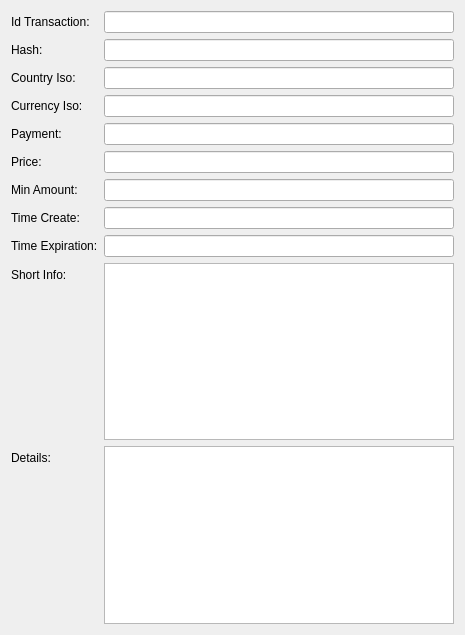
First picture: the form in src/qt/forms/offerdetails.ui, repository ivansib/sibcoin-old, before the edit.
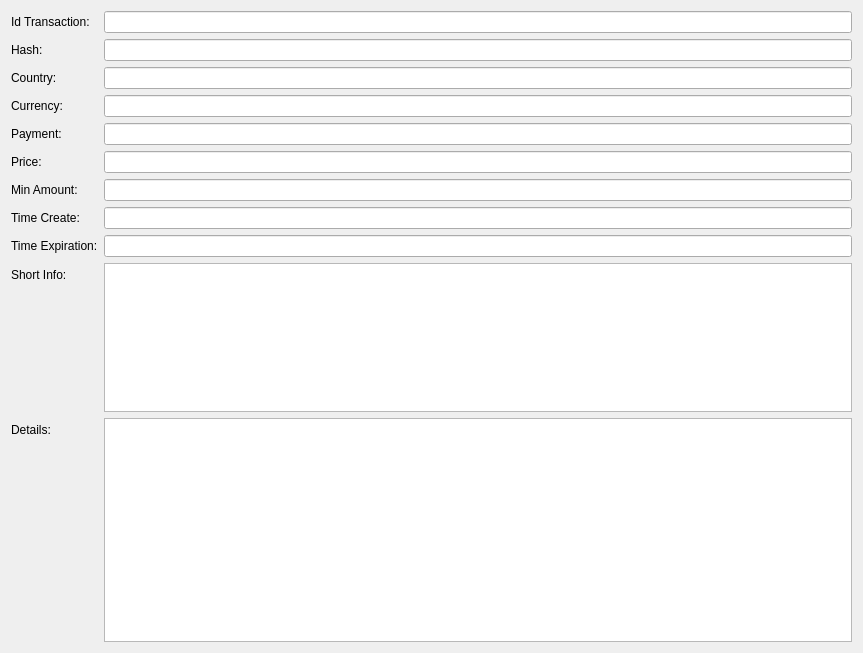
Second picture: the form after the edit.

```diff
--- a/src/qt/forms/offerdetails.ui
+++ b/src/qt/forms/offerdetails.ui
@@ -6,8 +6,8 @@
    <rect>
     <x>0</x>
     <y>0</y>
-    <width>465</width>
-    <height>635</height>
+    <width>863</width>
+    <height>653</height>
    </rect>
   </property>
   <property name="windowTitle">
@@ -22,7 +22,11 @@
     </widget>
    </item>
    <item row="0" column="1">
-    <widget class="QLineEdit" name="lEditId"/>
+    <widget class="QLineEdit" name="lEditId">
+     <property name="readOnly">
+      <bool>true</bool>
+     </property>
+    </widget>
    </item>
    <item row="1" column="0">
     <widget class="QLabel" name="label_2">
@@ -32,27 +36,39 @@
     </widget>
    </item>
    <item row="1" column="1">
-    <widget class="QLineEdit" name="lEditHash"/>
+    <widget class="QLineEdit" name="lEditHash">
+     <property name="readOnly">
+      <bool>true</bool>
+     </property>
+    </widget>
    </item>
    <item row="2" column="0">
     <widget class="QLabel" name="label_3">
      <property name="text">
-      <string>Country Iso:</string>
+      <string>Country:</string>
      </property>
     </widget>
    </item>
    <item row="2" column="1">
-    <widget class="QLineEdit" name="lEditCountry"/>
+    <widget class="QLineEdit" name="lEditCountry">
+     <property name="readOnly">
+      <bool>true</bool>
+     </property>
+    </widget>
    </item>
    <item row="3" column="0">
     <widget class="QLabel" name="label_4">
      <property name="text">
-      <string>Currency Iso:</string>
+      <string>Currency:</string>
      </property>
     </widget>
    </item>
    <item row="3" column="1">
-    <widget class="QLineEdit" name="lEditCurrency"/>
+    <widget class="QLineEdit" name="lEditCurrency">
+     <property name="readOnly">
+      <bool>true</bool>
+     </property>
+    </widget>
    </item>
    <item row="4" column="0">
     <widget class="QLabel" name="label_5">
@@ -62,7 +78,11 @@
     </widget>
    </item>
    <item row="4" column="1">
-    <widget class="QLineEdit" name="lEditPayment"/>
+    <widget class="QLineEdit" name="lEditPayment">
+     <property name="readOnly">
+      <bool>true</bool>
+     </property>
+    </widget>
    </item>
    <item row="5" column="0">
     <widget class="QLabel" name="label_6">
@@ -72,7 +92,11 @@
     </widget>
    </item>
    <item row="5" column="1">
-    <widget class="QLineEdit" name="lEditPrice"/>
+    <widget class="QLineEdit" name="lEditPrice">
+     <property name="readOnly">
+      <bool>true</bool>
+     </property>
+    </widget>
    </item>
    <item row="6" column="0">
     <widget class="QLabel" name="label_7">
@@ -82,7 +106,11 @@
     </widget>
    </item>
    <item row="6" column="1">
-    <widget class="QLineEdit" name="lEditMinAmount"/>
+    <widget class="QLineEdit" name="lEditMinAmount">
+     <property name="readOnly">
+      <bool>true</bool>
+     </property>
+    </widget>
    </item>
    <item row="7" column="0">
     <widget class="QLabel" name="label_8">
@@ -92,7 +120,11 @@
     </widget>
    </item>
    <item row="7" column="1">
-    <widget class="QLineEdit" name="lEditTimeCreate"/>
+    <widget class="QLineEdit" name="lEditTimeCreate">
+     <property name="readOnly">
+      <bool>true</bool>
+     </property>
+    </widget>
    </item>
    <item row="8" column="0">
     <widget class="QLabel" name="label_9">
@@ -102,7 +134,11 @@
     </widget>
    </item>
    <item row="8" column="1">
-    <widget class="QLineEdit" name="lEditTimeExpiration"/>
+    <widget class="QLineEdit" name="lEditTimeExpiration">
+     <property name="readOnly">
+      <bool>true</bool>
+     </property>
+    </widget>
    </item>
    <item row="9" column="0">
     <widget class="QLabel" name="label_10">
@@ -112,7 +148,17 @@
     </widget>
    </item>
    <item row="9" column="1">
-    <widget class="QTextEdit" name="tEditShortInfo"/>
+    <widget class="QTextEdit" name="tEditShortInfo">
+     <property name="sizePolicy">
+      <sizepolicy hsizetype="Expanding" vsizetype="Expanding">
+       <horstretch>0</horstretch>
+       <verstretch>2</verstretch>
+      </sizepolicy>
+     </property>
+     <property name="readOnly">
+      <bool>true</bool>
+     </property>
+    </widget>
    </item>
    <item row="10" column="0">
     <widget class="QLabel" name="label_11">
@@ -122,7 +168,17 @@
     </widget>
    </item>
    <item row="10" column="1">
-    <widget class="QTextEdit" name="tEditDetails"/>
+    <widget class="QTextEdit" name="tEditDetails">
+     <property name="sizePolicy">
+      <sizepolicy hsizetype="Expanding" vsizetype="Expanding">
+       <horstretch>0</horstretch>
+       <verstretch>3</verstretch>
+      </sizepolicy>
+     </property>
+     <property name="readOnly">
+      <bool>true</bool>
+     </property>
+    </widget>
    </item>
   </layout>
  </widget>
```
Left out of the diff: 2 changed lines with no effect on the pictures.
